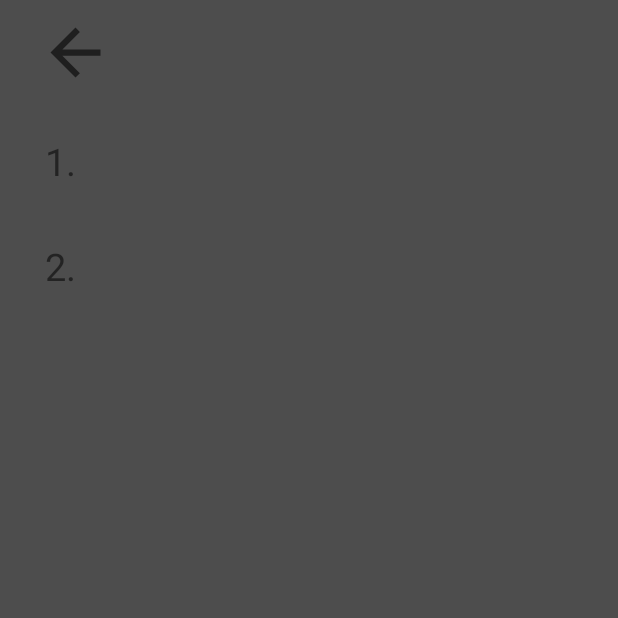
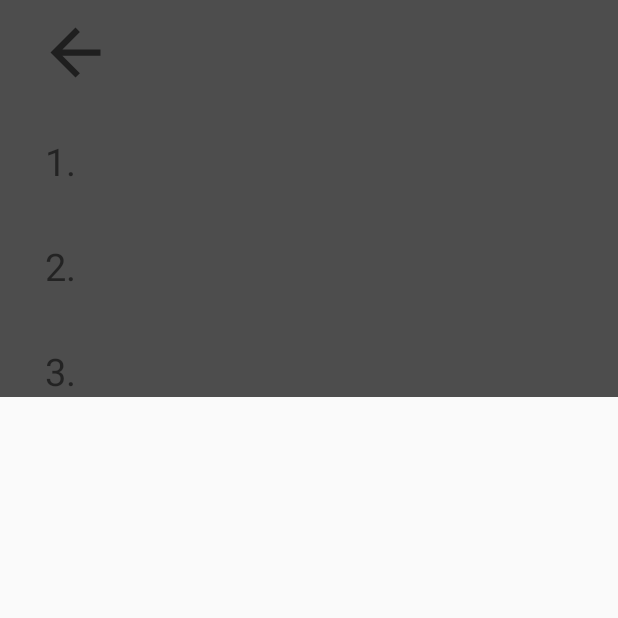
Before and after one commit to Lyzog/higerlower, an Android app: the HighScoreActivity screen opened directly, with no data from a screen before it, on a phone screen of 412 x 824 dp, the top half of it. Before the commit the part shown is almost empty. Run offline under Robolectric (Android 15) with nearby library versions, the phone set to English and light mode, and no system bars.

Commit message:
fixed the bug with the cards so now it change the layout to main activity fixed some translate and one extra number in HighScore

```diff
--- a/app/src/main/java/com/example/user/higherlower/Card.java
+++ b/app/src/main/java/com/example/user/higherlower/Card.java
@@ -1,5 +1,4 @@
 package com.example.user.higherlower;
-
 
 public class Card {
     int value;
--- a/app/src/main/java/com/example/user/higherlower/HighScoreActivity.java
+++ b/app/src/main/java/com/example/user/higherlower/HighScoreActivity.java
@@ -8,8 +8,11 @@ import android.view.View;
 import android.widget.Button;
 import android.widget.ImageButton;
 
+import java.util.ArrayList;
+
 public class HighScoreActivity extends AppCompatActivity {
 
+    ArrayList<com.example.user.higherlower.Points>list;
     @SuppressLint("WrongViewCast")
     @Override
     protected void onCreate(Bundle savedInstanceState) {
@@ -24,6 +27,9 @@ public class HighScoreActivity extends AppCompatActivity {
                 goBackToMain();
             }
         });
+
+
+
     }
 
     public void goBackToMain(){
--- a/app/src/main/res/layout/activity_highscore.xml
+++ b/app/src/main/res/layout/activity_highscore.xml
@@ -7,8 +7,8 @@
 
     <TextView
         android:id="@+id/Place1"
-        android:layout_width="match_parent"
-        android:layout_height="match_parent"
+        android:layout_width="wrap_content"
+        android:layout_height="wrap_content"
         android:text="@string/_1"
         android:textSize="25sp"
         android:layout_marginStart="30dp"
@@ -19,12 +19,23 @@
     <TextView
         android:id="@+id/Place2"
         android:layout_width="match_parent"
-        android:layout_height="match_parent"
+        android:layout_height="wrap_content"
         android:text="@string/_2"
         android:textSize="25sp"
         android:layout_marginStart="30dp"
         android:layout_marginLeft="30dp"
         android:layout_marginTop="160dp"
+        />
+
+    <TextView
+        android:id="@+id/Place3"
+        android:layout_width="match_parent"
+        android:layout_height="wrap_content"
+        android:text="@string/_3"
+        android:textSize="25sp"
+        android:layout_marginStart="30dp"
+        android:layout_marginLeft="30dp"
+        android:layout_marginTop="230dp"
         />
 
     <ImageButton
--- a/app/src/main/res/values/strings.xml
+++ b/app/src/main/res/values/strings.xml
@@ -16,4 +16,5 @@
     <string name="credits">credits</string>
     <string name="on">on</string>
     <string name="off">off</string>
+    <string name="_3">3.</string>
 </resources>
```
Also changed, not shown: app/src/main/java/com/example/user/higherlower/GameActivity.java (+29 -23 lines), 1 other file.
